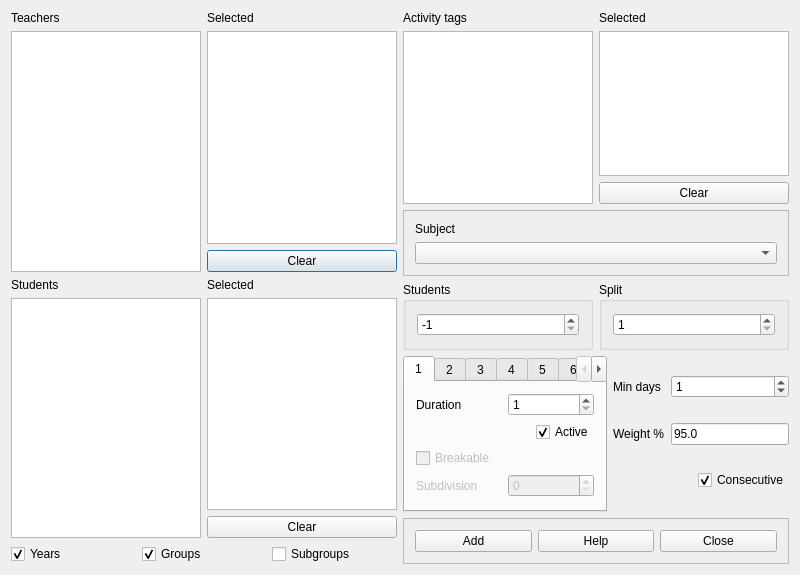
First picture: the form in src/interface/addactivityform_template.ui, repository rodolforg/fet, before the edit.
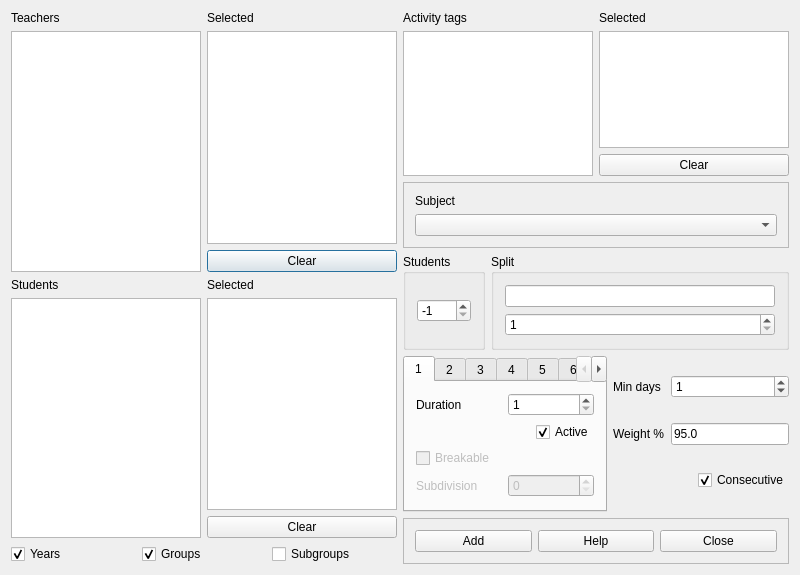
Second picture: the form after the edit.

Commit message: allow split activity, when adding one, by description string (like when importing)

Diff of the .ui file:
```diff
--- a/src/interface/addactivityform_template.ui
+++ b/src/interface/addactivityform_template.ui
@@ -257,7 +257,7 @@
           <string comment="Refers to the number of components in an activity split into more components">Split</string>
          </property>
          <layout class="QGridLayout" name="gridLayout_2">
-          <item row="0" column="0">
+          <item row="1" column="0">
            <widget class="QSpinBox" name="splitSpinBox">
             <property name="minimum">
              <number>1</number>
@@ -267,6 +267,9 @@
             </property>
            </widget>
           </item>
+          <item row="0" column="0">
+           <widget class="QLineEdit" name="splitLineEdit"/>
+          </item>
          </layout>
         </widget>
        </item>
```
The commit also changes 2 other files.
